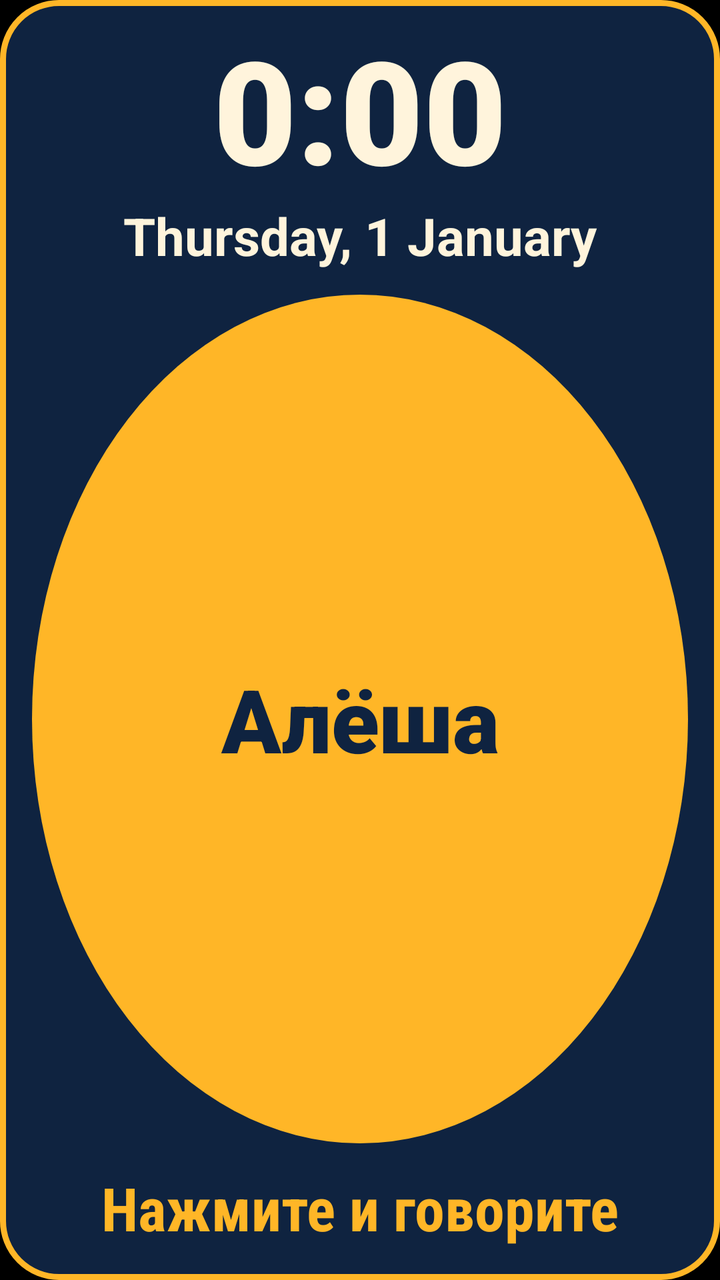
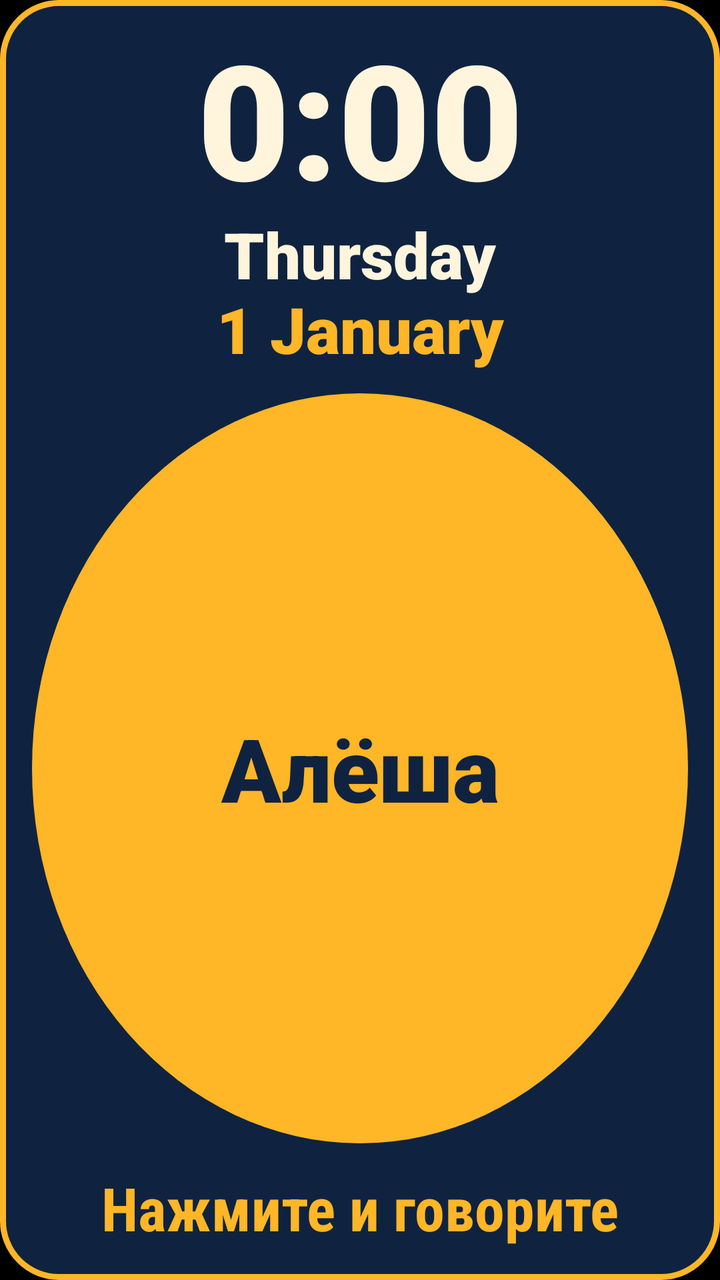

Two renders of the same Android screen: before a commit and after it. Below are the layout's source before the change and the commit's diff.
<!-- AndroidManifest.xml: application theme AppTheme -->
<!-- res/layout/widget_alesha.xml -->
<?xml version="1.0" encoding="utf-8"?>
<LinearLayout xmlns:android="http://schemas.android.com/apk/res/android"
    android:id="@+id/widget_root"
    android:layout_width="match_parent"
    android:layout_height="match_parent"
    android:background="@drawable/widget_bg"
    android:gravity="center_horizontal"
    android:orientation="vertical"
    android:padding="16dp">

    <TextClock
        android:layout_width="match_parent"
        android:layout_height="wrap_content"
        android:fontFamily="sans-serif-black"
        android:format12Hour="H:mm"
        android:format24Hour="H:mm"
        android:gravity="center"
        android:includeFontPadding="false"
        android:textColor="#FFF4DC"
        android:textSize="72sp" />

    <TextClock
        android:layout_width="match_parent"
        android:layout_height="wrap_content"
        android:fontFamily="sans-serif"
        android:format12Hour="EEEE, d MMMM"
        android:format24Hour="EEEE, d MMMM"
        android:gravity="center"
        android:textColor="#FFF4DC"
        android:textSize="26sp"
        android:textStyle="bold" />

    <FrameLayout
        android:layout_width="match_parent"
        android:layout_height="0dp"
        android:layout_marginTop="12dp"
        android:layout_marginBottom="12dp"
        android:layout_weight="1">

        <TextView
            android:id="@+id/widget_name"
            android:layout_width="match_parent"
            android:layout_height="match_parent"
            android:layout_gravity="center"
            android:background="@drawable/widget_lamp"
            android:fontFamily="sans-serif-black"
            android:gravity="center"
            android:text="@string/widget_name"
            android:textColor="#0F2340"
            android:textSize="44sp" />
    </FrameLayout>

    <TextView
        android:id="@+id/widget_tap"
        android:layout_width="match_parent"
        android:layout_height="wrap_content"
        android:fontFamily="sans-serif-condensed"
        android:gravity="center"
        android:text="@string/widget_tap"
        android:textColor="#FFB627"
        android:textSize="30sp"
        android:textStyle="bold" />
</LinearLayout>
<!-- resources referenced by this layout -->
<resources>
  <!-- drawable widget_bg (drawable) -->
  <?xml version="1.0" encoding="utf-8"?>
  <shape xmlns:android="http://schemas.android.com/apk/res/android" android:shape="rectangle">
      <solid android:color="#0F2340" />
      <corners android:radius="28dp" />
      <stroke android:width="3dp" android:color="#FFB627" />
  </shape>
  <!-- drawable widget_lamp (drawable) -->
  <?xml version="1.0" encoding="utf-8"?>
  <shape xmlns:android="http://schemas.android.com/apk/res/android" android:shape="oval">
      <solid android:color="#FFB627" />
  </shape>
  <string name="widget_name">Алёша</string>
  <string name="widget_tap">Нажмите и говорите</string>
  <style name="AppTheme" parent="@android:style/Theme.Material.NoActionBar">
          <item name="android:windowBackground">@android:color/black</item>
          <item name="android:statusBarColor">@android:color/black</item>
          <item name="android:navigationBarColor">@android:color/black</item>
      </style>
</resources>

<!-- the commit's change to res/layout/widget_alesha.xml (unified diff, before → after) -->
@@ -17,18 +17,31 @@
         android:gravity="center"
         android:includeFontPadding="false"
         android:textColor="#FFF4DC"
-        android:textSize="72sp" />
+        android:textSize="80sp" />
 
     <TextClock
         android:layout_width="match_parent"
         android:layout_height="wrap_content"
-        android:fontFamily="sans-serif"
-        android:format12Hour="EEEE, d MMMM"
-        android:format24Hour="EEEE, d MMMM"
+        android:fontFamily="sans-serif-black"
+        android:format12Hour="EEEE"
+        android:format24Hour="EEEE"
         android:gravity="center"
+        android:includeFontPadding="false"
+        android:maxLines="1"
         android:textColor="#FFF4DC"
-        android:textSize="26sp"
-        android:textStyle="bold" />
+        android:textSize="32sp" />
+
+    <TextClock
+        android:layout_width="match_parent"
+        android:layout_height="wrap_content"
+        android:fontFamily="sans-serif-black"
+        android:format12Hour="d MMMM"
+        android:format24Hour="d MMMM"
+        android:gravity="center"
+        android:includeFontPadding="false"
+        android:maxLines="1"
+        android:textColor="#FFB627"
+        android:textSize="32sp" />
 
     <FrameLayout
         android:layout_width="match_parent"
